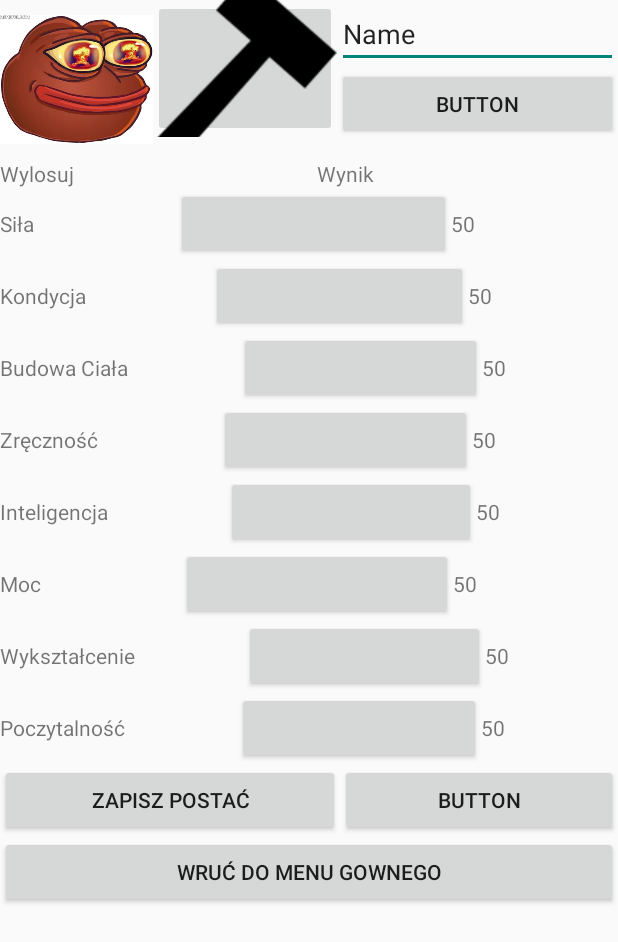
After one commit to ajozefczak/Kuznia-Bohaterow-RPG-APP, an Android app: the TworzeniePostaci screen opened directly, with no data from a screen before it, on a phone screen of 412 x 824 dp. The commit adds this screen. Shown: the top 942 px of the screen. Run offline under Robolectric (Android 15) with nearby library versions, the phone set to English and light mode, and no system bars; Roboto replaces fonts that are not available here.

Commit message:
ŻECZY NA PRZYSZŁOŚĆ

```diff
--- /dev/null
+++ b/app/src/main/java/com/example/kuznia_bohaterow_rpg_app/TworzeniePostaci.kt
@@ -0,0 +1,11 @@
+package com.example.kuznia_bohaterow_rpg_app
+
+import androidx.appcompat.app.AppCompatActivity
+import android.os.Bundle
+
+class TworzeniePostaci : AppCompatActivity() {
+    override fun onCreate(savedInstanceState: Bundle?) {
+        super.onCreate(savedInstanceState)
+        setContentView(R.layout.activity_tworzenie_postaci)
+    }
+}
--- a/app/src/main/res/drawable/przyciski.xml
+++ b/app/src/main/res/drawable/przyciski.xml
@@ -1,6 +1,6 @@
 <?xml version="1.0" encoding="utf-8"?>
 <shape android:shape="rectangle" xmlns:android="http://schemas.android.com/apk/res/android">
     <solid android:color="#1B3699"></solid>
-    <corners android:radius="10dp"></corners>
+    <corners android:radius="20dp"></corners>
 
 </shape>
--- /dev/null
+++ b/app/src/main/res/layout/activity_tworzenie_postaci.xml
@@ -0,0 +1,323 @@
+<?xml version="1.0" encoding="utf-8"?>
+<androidx.constraintlayout.widget.ConstraintLayout xmlns:android="http://schemas.android.com/apk/res/android"
+    xmlns:app="http://schemas.android.com/apk/res-auto"
+    xmlns:tools="http://schemas.android.com/tools"
+    android:layout_width="match_parent"
+    android:layout_height="match_parent"
+    tools:context=".TworzeniePostaci">
+
+    <LinearLayout
+        android:layout_width="match_parent"
+        android:layout_height="wrap_content"
+        android:orientation="vertical">
+
+        <LinearLayout
+            android:layout_width="wrap_content"
+            android:layout_height="wrap_content"
+            android:orientation="horizontal">
+
+            <ImageView
+                android:id="@+id/imageView2"
+                android:layout_width="127dp"
+                android:layout_height="106dp"
+                android:layout_weight="1"
+                app:srcCompat="@drawable/b1173579bca156380f4cfedde1e8ded9" />
+
+            <ImageButton
+                android:id="@+id/imageButton"
+                android:layout_width="wrap_content"
+                android:layout_height="91dp"
+                android:layout_weight="1"
+                app:srcCompat="@drawable/hammer" />
+
+            <LinearLayout
+                android:layout_width="match_parent"
+                android:layout_height="match_parent"
+                android:layout_weight="1"
+                android:orientation="vertical">
+
+                <EditText
+                    android:id="@+id/editTextTextPersonName2"
+                    android:layout_width="match_parent"
+                    android:layout_height="wrap_content"
+                    android:ems="10"
+                    android:inputType="textPersonName"
+                    android:text="Name" />
+
+                <Button
+                    android:id="@+id/button"
+                    android:layout_width="match_parent"
+                    android:layout_height="wrap_content"
+                    android:text="Button" />
+            </LinearLayout>
+        </LinearLayout>
+
+        <LinearLayout
+            android:layout_width="match_parent"
+            android:layout_height="match_parent"
+            android:orientation="horizontal">
+
+            <TextView
+                android:id="@+id/textView2"
+                android:layout_width="wrap_content"
+                android:layout_height="wrap_content"
+                android:layout_weight="1"
+                android:text="Wylosuj" />
+
+            <TextView
+                android:id="@+id/textView9"
+                android:layout_width="wrap_content"
+                android:layout_height="wrap_content"
+                android:layout_weight="1"
+                android:text="Wynik" />
+
+        </LinearLayout>
+
+        <LinearLayout
+            android:id="@+id/SILA"
+            android:layout_width="match_parent"
+            android:layout_height="match_parent"
+            android:layout_weight="1"
+            android:orientation="horizontal">
+
+            <TextView
+                android:id="@+id/textView12"
+                android:layout_width="wrap_content"
+                android:layout_height="wrap_content"
+                android:layout_weight="0.3"
+                android:text="Siła" />
+
+            <Button
+                android:id="@+id/TPButtonLosujSile"
+                android:layout_width="wrap_content"
+                android:layout_height="wrap_content"
+                android:layout_weight="0.30" />
+
+            <TextView
+                android:id="@+id/SilaLiczba"
+                android:layout_width="wrap_content"
+                android:layout_height="wrap_content"
+                android:layout_weight="0.3"
+                android:text="50" />
+        </LinearLayout>
+
+        <LinearLayout
+            android:id="@+id/KONDYCJA"
+            android:layout_width="match_parent"
+            android:layout_height="match_parent"
+            android:orientation="horizontal">
+
+            <TextView
+                android:id="@+id/textView14"
+                android:layout_width="wrap_content"
+                android:layout_height="wrap_content"
+                android:layout_weight="0.3"
+                android:text="Kondycja" />
+
+            <Button
+                android:id="@+id/TPButtonLosujKondycje"
+                android:layout_width="wrap_content"
+                android:layout_height="wrap_content"
+                android:layout_weight="0.3" />
+
+            <TextView
+                android:id="@+id/KondycjaLiczba"
+                android:layout_width="wrap_content"
+                android:layout_height="wrap_content"
+                android:layout_weight="0.3"
+                android:text="50" />
+
+        </LinearLayout>
+
+        <LinearLayout
+            android:id="@+id/BUDOWACIALA"
+            android:layout_width="match_parent"
+            android:layout_height="match_parent"
+            android:orientation="horizontal">
+
+            <TextView
+                android:id="@+id/textView15"
+                android:layout_width="wrap_content"
+                android:layout_height="wrap_content"
+                android:layout_weight="0.3"
+                android:text="Budowa Ciała" />
+
+            <Button
+                android:id="@+id/TPButtonLosujBudoweCiala"
+                android:layout_width="wrap_content"
+                android:layout_height="wrap_content"
+                android:layout_weight="0.3" />
+
+            <TextView
+                android:id="@+id/BudowaCialaLiczba"
+                android:layout_width="wrap_content"
+                android:layout_height="wrap_content"
+                android:layout_weight="0.3"
+                android:text="50" />
+        </LinearLayout>
+
+        <LinearLayout
+            android:id="@+id/ZRENCZNOSC"
+            android:layout_width="match_parent"
+            android:layout_height="match_parent"
+            android:orientation="horizontal">
+
+            <TextView
+                android:id="@+id/textView16"
+                android:layout_width="wrap_content"
+                android:layout_height="wrap_content"
+                android:layout_weight="0.3"
+                android:text="Zręczność" />
+
+            <Button
+                android:id="@+id/TPButtonLosujZrencznosc"
+                android:layout_width="wrap_content"
+                android:layout_height="wrap_content"
+                android:layout_weight="0.3" />
+
+            <TextView
+                android:id="@+id/ZrecznoscLiczba"
+                android:layout_width="wrap_content"
+                android:layout_height="wrap_content"
+                android:layout_weight="0.3"
+                android:text="50" />
+        </LinearLayout>
+
+        <LinearLayout
+            android:id="@+id/INTELIGENCJA"
+            android:layout_width="match_parent"
+            android:layout_height="match_parent"
+            android:orientation="horizontal">
+
+            <TextView
+                android:id="@+id/textView17"
+                android:layout_width="wrap_content"
+                android:layout_height="wrap_content"
+                android:layout_weight="0.3"
+                android:text="Inteligencja" />
+
+            <Button
+                android:id="@+id/TPButtonLosujInteligencje"
+                android:layout_width="wrap_content"
+                android:layout_height="wrap_content"
+                android:layout_weight="0.3" />
+
+            <TextView
+                android:id="@+id/InteligencjaLiczba"
+                android:layout_width="wrap_content"
+                android:layout_height="wrap_content"
+                android:layout_weight="0.3"
+                android:text="50" />
+        </LinearLayout>
+
+        <LinearLayout
+            android:id="@+id/MOC"
+            android:layout_width="match_parent"
+            android:layout_height="match_parent"
+            android:orientation="horizontal">
+
+            <TextView
+                android:id="@+id/textView18"
+                android:layout_width="wrap_content"
+                android:layout_height="wrap_content"
+                android:layout_weight="0.3"
+                android:text="Moc" />
+
+            <Button
+                android:id="@+id/TPButtonLosujMoc"
+                android:layout_width="wrap_content"
+                android:layout_height="wrap_content"
+                android:layout_weight="0.3" />
+
+            <TextView
+                android:id="@+id/MocLiczba"
+                android:layout_width="wrap_content"
+                android:layout_height="wrap_content"
+                android:layout_weight="0.3"
+                android:text="50" />
+        </LinearLayout>
+
+        <LinearLayout
+            android:id="@+id/WYKSZTALCENIE"
+            android:layout_width="match_parent"
+            android:layout_height="match_parent"
+            android:orientation="horizontal">
+
+            <TextView
+                android:id="@+id/textView19"
+                android:layout_width="wrap_content"
+                android:layout_height="wrap_content"
+                android:layout_weight="0.3"
+                android:text="Wykształcenie" />
+
+            <Button
+                android:id="@+id/TPButtonLosujWyksztalcenie"
+                android:layout_width="wrap_content"
+                android:layout_height="wrap_content"
+                android:layout_weight="0.3" />
+
+            <TextView
+                android:id="@+id/WyksztalcenieLiczba"
+                android:layout_width="wrap_content"
+                android:layout_height="wrap_content"
+                android:layout_weight="0.3"
+                android:text="50" />
+        </LinearLayout>
+
+        <LinearLayout
+            android:id="@+id/POCZYTALNOSC"
+            android:layout_width="match_parent"
+            android:layout_height="match_parent"
+            android:orientation="horizontal">
+
+            <TextView
+                android:id="@+id/textView20"
+                android:layout_width="wrap_content"
+                android:layout_height="wrap_content"
+                android:layout_weight="0.3"
+                android:text="Poczytalność" />
+
+            <Button
+                android:id="@+id/TPButtonLosujPoczytalnosc"
+                android:layout_width="wrap_content"
+                android:layout_height="wrap_content"
+                android:layout_weight="0.3" />
+
+            <TextView
+                android:id="@+id/PoczytalnoscLiczba"
+                android:layout_width="wrap_content"
+                android:layout_height="wrap_content"
+                android:layout_weight="0.3"
+                android:text="50" />
+        </LinearLayout>
+
+        <LinearLayout
+            android:layout_width="match_parent"
+            android:layout_height="match_parent"
+            android:orientation="horizontal">
+
+            <Button
+                android:id="@+id/TPButtonZapiszPostac"
+                android:layout_width="wrap_content"
+                android:layout_height="wrap_content"
+                android:layout_weight="1"
+                android:text="Zapisz Postać" />
+
+            <Button
+                android:id="@+id/TPReset"
+                android:layout_width="wrap_content"
+                android:layout_height="wrap_content"
+                android:layout_weight="1"
+                android:text="Button" />
+
+        </LinearLayout>
+
+        <Button
+            android:id="@+id/TPButtonPowrod"
+            android:layout_width="match_parent"
+            android:layout_height="wrap_content"
+            android:text="Wruć do menu gownego" />
+
+    </LinearLayout>
+
+</androidx.constraintlayout.widget.ConstraintLayout>
```
Also changed, not shown: app/src/main/AndroidManifest.xml (+9 -0 lines), app/src/main/java/com/example/kuznia_bohaterow_rpg_app/EkranPostaci.kt (added, +11 -0 lines), app/src/main/java/com/example/kuznia_bohaterow_rpg_app/Regulamin.kt (added, +11 -0 lines), app/src/main/res/layout/activity_ekran_gracza.xml (+108 -9 lines), app/src/main/res/layout/activity_ekran_postaci.xml (added, +169 -0 lines), app/src/main/res/layout/activity_regulamin.xml (added, +21 -0 lines).
